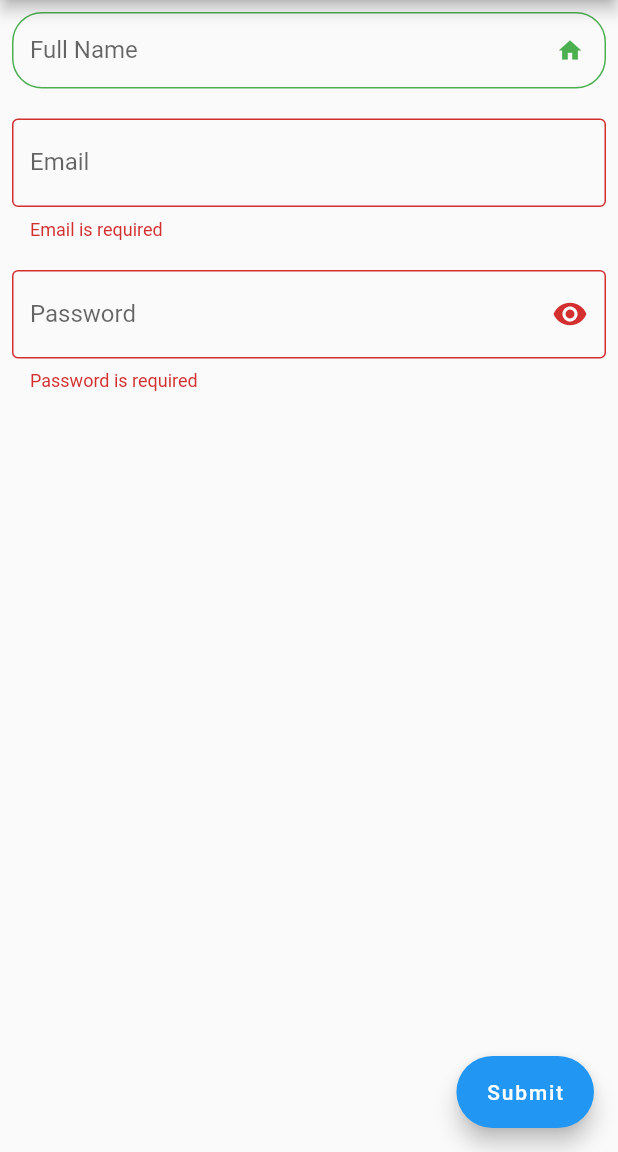
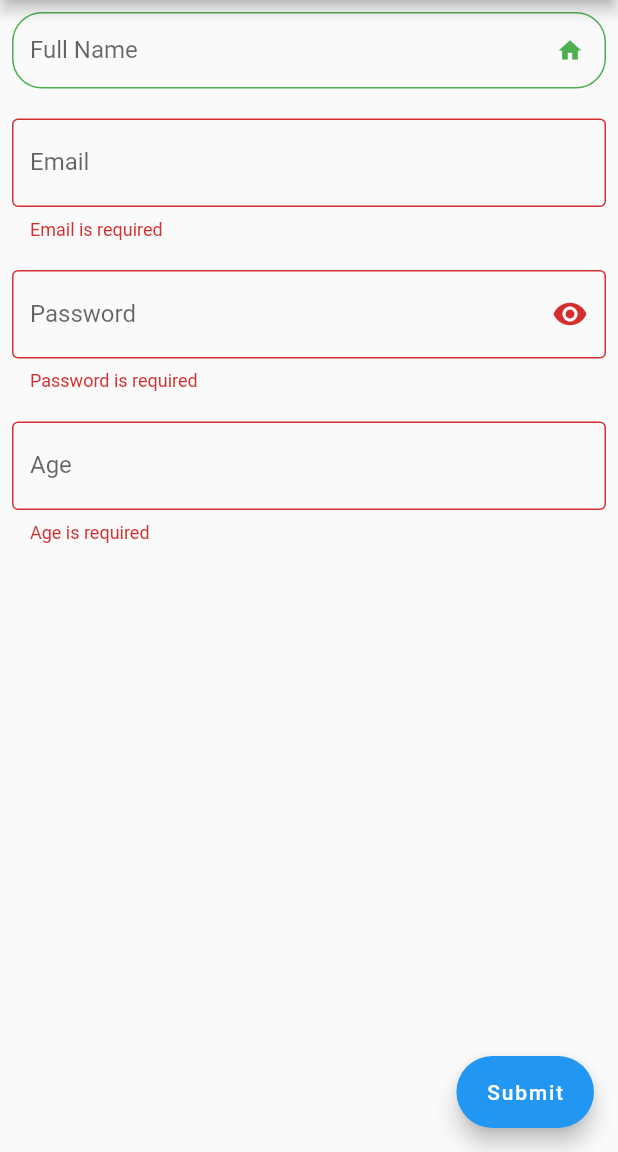
Before and after one commit to SKD024/FormsAndValidation, a Flutter app: the screen it shows after launch, after a tap on "Submit", on a phone screen of 412 x 824 dp, the part 84-1236 px from its top. Run offline on Flutter 3.47's test engine with Material 2 defaults, Android fonts, the phone set to English and light mode, and no system bars.

```diff
--- a/lib/formsAndValidation/forms_and_validation.dart
+++ b/lib/formsAndValidation/forms_and_validation.dart
@@ -13,6 +13,7 @@ class _FormsAndValidationState extends State<FormsAndValidation> {
   String? email;
   final emailFocusNode = FocusNode();
   bool hidePassword = true;
+  final ageControlller = TextEditingController();
   @override
   Widget build(BuildContext context) {
     return GestureDetector(
@@ -117,7 +118,32 @@ class _FormsAndValidationState extends State<FormsAndValidation> {
                     print('Clicked: $value');
                     email = value;
                   },
-                )
+                ),
+                const SizedBox(
+                  height: 20,
+                ),
+                TextFormField(
+                  textInputAction: TextInputAction.next,
+                  keyboardType: TextInputType.number,
+                  controller: ageControlller,
+                  decoration: const InputDecoration(
+                    labelText: 'Age',
+                    hintText: 'Enter Your Age',
+                    border: OutlineInputBorder(),
+                  ),
+                  validator: (value) {
+                    if (value == null || value.isEmpty) {
+                      return 'Age is required';
+                    }
+                    if ((int.tryParse(value) ?? 0) < 18) {
+                      return 'You must be greater than 18 years';
+                    }
+                  },
+                  onChanged: (value) {
+                    print('Clicked: $value');
+                    email = value;
+                  },
+                ),
               ],
             ),
           ),
```
